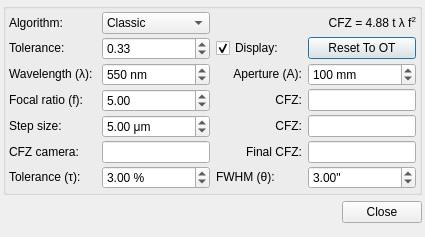
This is kstars/ekos/focus/cfz.ui in KDE/kstars as Qt 5 draws it before an edit. The edited form follows.
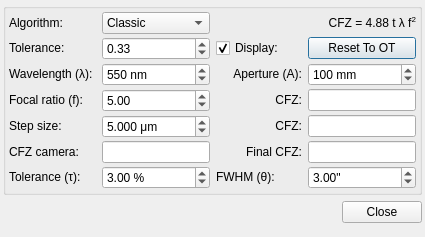
This is the edited form.

Commit message:
CFZ Step Size Precision to 3dp
Change the precision of the CFZ step size from 2dp to 3dp.

The edit to the form file:
```diff
--- a/kstars/ekos/focus/cfz.ui
+++ b/kstars/ekos/focus/cfz.ui
@@ -394,10 +394,10 @@
          <string> μm</string>
         </property>
         <property name="decimals">
-         <number>2</number>
+         <number>3</number>
         </property>
         <property name="minimum">
-         <double>0.010000000000000</double>
+         <double>0.001000000000000</double>
         </property>
         <property name="maximum">
          <double>100.000000000000000</double>
```
